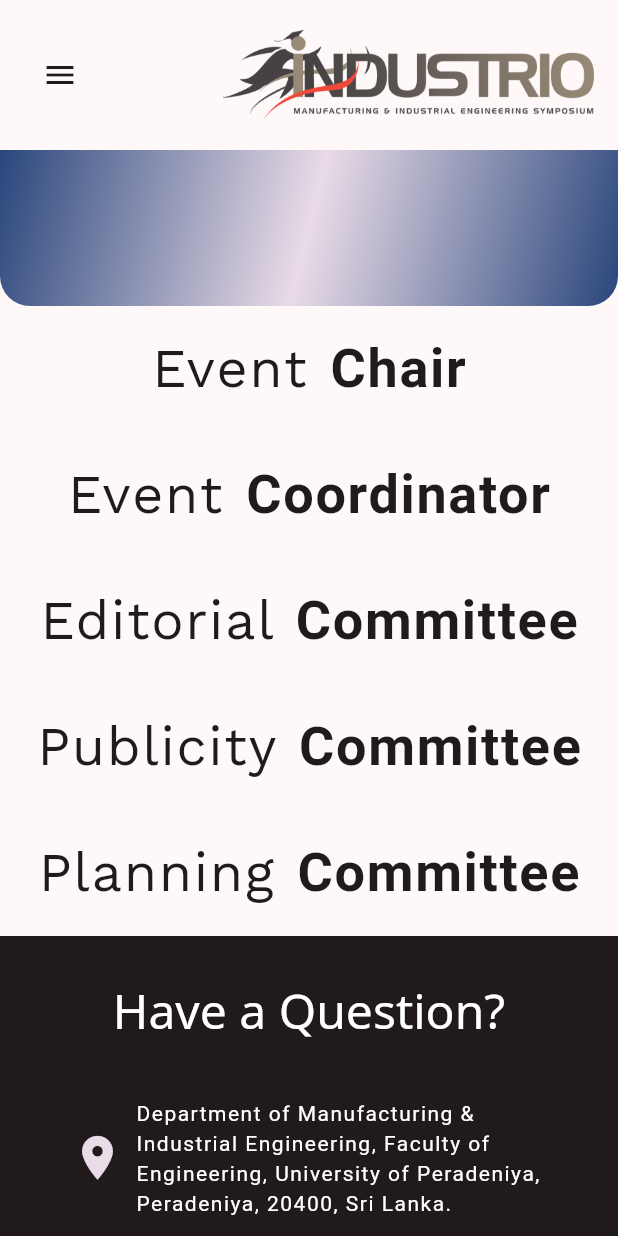
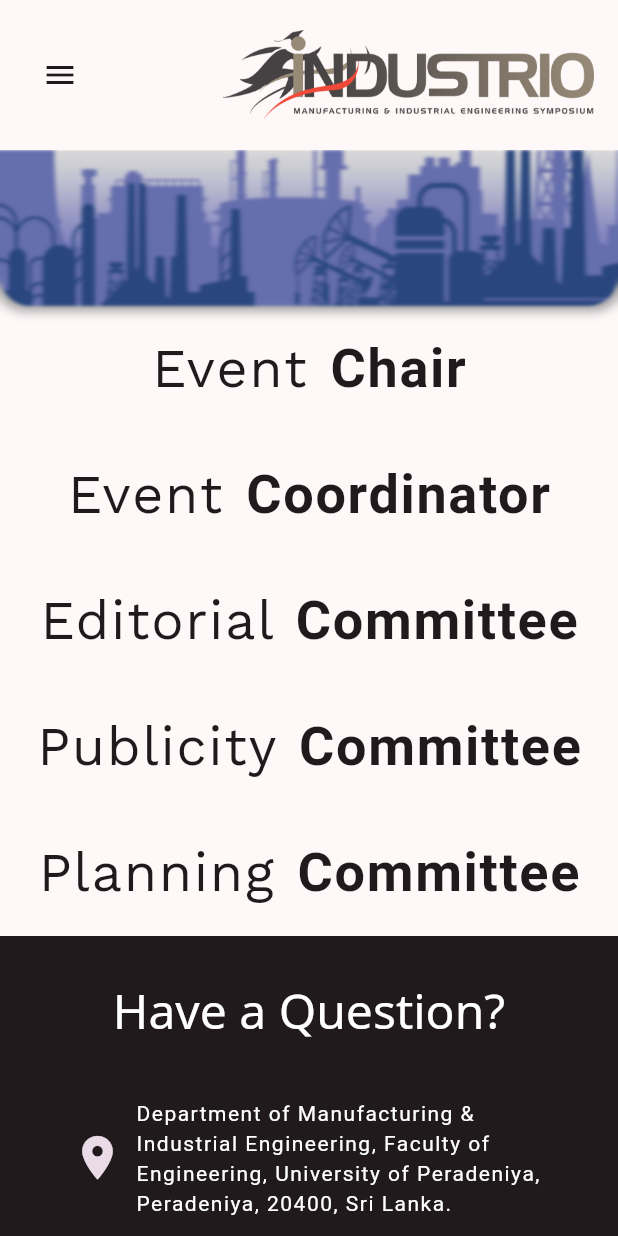
Before and after one commit to SakunthaMV/Industrio, a Flutter app: the CommonPage screen opened directly, on a phone screen of 412 x 824 dp. Run offline on Flutter 3.47's test engine with Material 2 defaults, Android fonts, the phone set to English and light mode, and no system bars; our stand-ins replace firebase_core, fluttertoast, google_fonts, timelines; missing offline and left inert: responsive_grid_list; accounts and stored records are empty.

Commit message:
add background for header.

```diff
--- a/lib/constants.dart
+++ b/lib/constants.dart
@@ -12,6 +12,8 @@ const String homeBackground = 'images/home_background.jpg';
 const String home_1 = 'images/home_1.jpg';
 const String home_2 = 'images/home_2.jpg';
 const String oc = 'images/oc.png';
+const String suneth = 'images/suneth.jpg';
+const String headingBackground = 'images/heading_background.jpg';
 
 // Menu
 const List<String> menuItems = [
--- a/lib/main.dart
+++ b/lib/main.dart
@@ -2,6 +2,7 @@ import 'package:firebase_core/firebase_core.dart';
 import 'package:flutter/material.dart';
 import 'package:google_fonts/google_fonts.dart';
 import 'package:industrio_2023/pages/home/home_page.dart';
+import 'package:industrio_2023/pages/people/speaker_page.dart';
 
 import 'pages/projects/projects_page.dart';
 
@@ -60,6 +61,7 @@ class MyApp extends StatelessWidget {
         PostersPage.route: (context) => const PostersPage(),
         ProceedingPage.route: (context) => const ProceedingPage(),
         OrganizingCommitee.route: (context) => const OrganizingCommitee(),
+        KeynoteSpeakerPage.route: (context) => const KeynoteSpeakerPage(),
       },
     );
   }
--- a/lib/pages/widgets/common_header.dart
+++ b/lib/pages/widgets/common_header.dart
@@ -1,4 +1,7 @@
+import 'dart:ui';
+
 import 'package:flutter/material.dart';
+import 'package:industrio_2023/constants.dart';
 
 class CommonHeader extends StatelessWidget {
   const CommonHeader({super.key});
@@ -6,24 +9,27 @@ class CommonHeader extends StatelessWidget {
   @override
   Widget build(BuildContext context) {
     final TextTheme textTheme = Theme.of(context).textTheme;
-    final ColorScheme colorScheme = Theme.of(context).colorScheme;
     return Container(
       width: double.infinity,
-      decoration: BoxDecoration(
-        gradient: LinearGradient(
-          begin: Alignment.topLeft,
-          end: Alignment.bottomRight,
-          colors: [
-            colorScheme.secondary,
-            colorScheme.tertiary,
-            colorScheme.secondary,
-          ],
+      decoration: const BoxDecoration(
+        image: DecorationImage(
+          image: AssetImage(headingBackground),
+          fit: BoxFit.cover,
         ),
-        borderRadius: const BorderRadius.only(
+        borderRadius: BorderRadius.only(
           bottomLeft: Radius.circular(20.0),
           bottomRight: Radius.circular(20.0),
         ),
+        boxShadow: [
+          BoxShadow(
+            blurRadius: 5.0,
+            color: Colors.grey,
+            spreadRadius: 3.0,
           ),
+        ],
+      ),
+      child: BackdropFilter(
+        filter: ImageFilter.blur(sigmaX: 1.5, sigmaY: 1.0),
         child: Padding(
           padding: const EdgeInsets.symmetric(vertical: 20.0, horizontal: 30.0),
           child: FittedBox(
@@ -38,6 +44,7 @@ class CommonHeader extends StatelessWidget {
             ),
           ),
         ),
+      ),
     );
   }
 }
```
Also changed, not shown: images/heading_background.jpg (added). Lines whose indentation alone changed are shown as unchanged.
